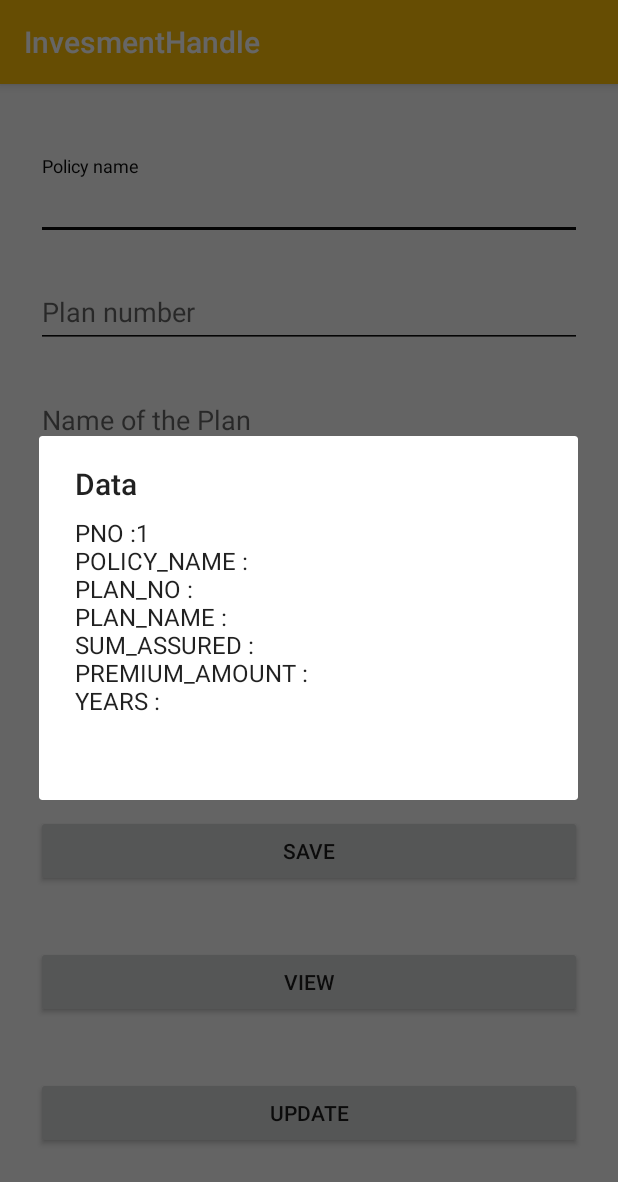
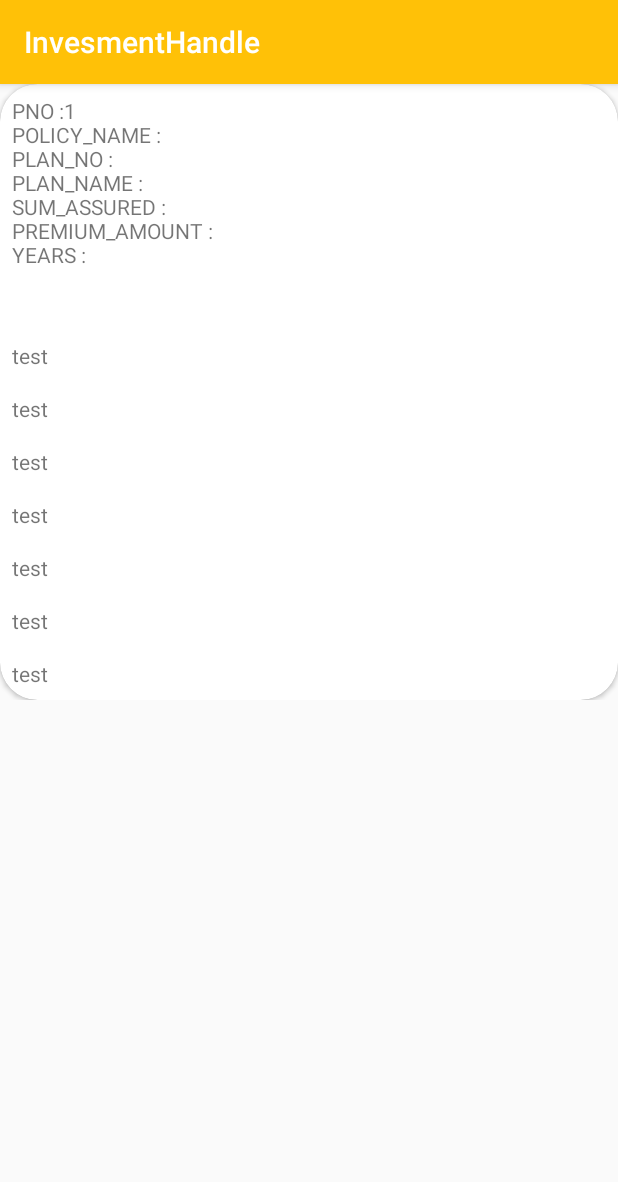
Before and after one commit to Hardik5382/first_project, an Android app: the policyActivity screen opened directly, with no data from a screen before it, after a tap on "VIEW", on a phone screen of 412 x 824 dp. Shown: the top 1182 px of the screen. Run offline under Robolectric (Android 15) with nearby library versions, the phone set to English and light mode, and no system bars.

Commit message:
added policy list view

```diff
--- /dev/null
+++ b/app/src/main/java/hardik/invesmenthandle/com/SavedPolicyList.java
@@ -0,0 +1,79 @@
+package hardik.invesmenthandle.com;
+
+import android.database.Cursor;
+import android.support.v7.app.AlertDialog;
+import android.support.v7.app.AppCompatActivity;
+import android.os.Bundle;
+import android.support.v7.widget.LinearLayoutManager;
+import android.support.v7.widget.RecyclerView;
+import android.view.LayoutInflater;
+
+import java.util.ArrayList;
+import java.util.List;
+
+import hardik.invesmenthandle.com.adapters.adapter;
+import hardik.invesmenthandle.com.modal.PolicyAcivity;
+import hardik.invesmenthandle.com.policy.sqlite.helper.DatabaseHelper;
+
+public class SavedPolicyList extends AppCompatActivity {
+    private DatabaseHelper myDB;
+
+    private RecyclerView recyclerView;
+    private List<PolicyAcivity> policyAcivities;
+    @Override
+    protected void onCreate(Bundle savedInstanceState) {
+        super.onCreate(savedInstanceState);
+        setContentView(R.layout.activity_saved_policy_list);
+
+        policyAcivities = new ArrayList<>();
+
+
+
+
+        recyclerView = findViewById(R.id.policy_list);
+        recyclerView.setLayoutManager(new LinearLayoutManager(this));
+
+//        previous code
+        myDB = new DatabaseHelper(this);
+
+        Cursor result = myDB.getAllData();
+        if (result.getCount() == 0 ){
+            //show message
+            showMessage("ERROR","NO DATA FOUND");
+            return;
+        }else {
+
+            StringBuilder buffer = new StringBuilder();
+            while (result.moveToNext()) {
+                StringBuilder test = buffer.append("PNO :").append(result.getString(0)).append("\n");
+                buffer.append("POLICY_NAME :").append(result.getString(1)).append("\n");
+                buffer.append("PLAN_NO :").append(result.getString(2)).append("\n");
+                buffer.append("PLAN_NAME :").append(result.getString(3)).append("\n");
+                buffer.append("SUM_ASSURED :").append(result.getString(4)).append("\n");
+                buffer.append("PREMIUM_AMOUNT :").append(result.getString(5)).append("\n");
+                buffer.append("YEARS :").append(result.getString(6)).append("\n\n");
+
+                PolicyAcivity policyAcivity = new PolicyAcivity(String.valueOf(test),"2","asdfasd","12312","12312");
+                policyAcivities.add(policyAcivity);
+            }
+            RecyclerView.Adapter adapter = new adapter(policyAcivities);
+            recyclerView.setAdapter(adapter);
+            //show all
+//            showMessage("Data", buffer.toString());
+            return;
+        }
+
+
+
+
+    }
+
+    public void  showMessage(String title,String Message) {
+        AlertDialog.Builder builder = new AlertDialog.Builder(this);
+        builder.setCancelable(true);
+        builder.setTitle(title);
+        builder.setMessage(Message);
+        builder.show();
+
+    }
+}
--- /dev/null
+++ b/app/src/main/java/hardik/invesmenthandle/com/adapters/adapter.java
@@ -0,0 +1,62 @@
+package hardik.invesmenthandle.com.adapters;
+
+import android.support.v7.widget.AppCompatTextView;
+import android.support.v7.widget.RecyclerView;
+import android.util.Log;
+import android.view.LayoutInflater;
+import android.view.View;
+import android.view.ViewGroup;
+import android.widget.TextView;
+
+import java.util.List;
+
+import hardik.invesmenthandle.com.R;
+import hardik.invesmenthandle.com.modal.PolicyAcivity;
+import hardik.invesmenthandle.com.modal.User;
+
+import static android.content.ContentValues.TAG;
+
+public class adapter extends RecyclerView.Adapter<adapter.UserViewHolder> {
+
+    private List<PolicyAcivity>  policyAcivities;
+
+    public adapter(List<PolicyAcivity> listUsers) {
+        this.policyAcivities = listUsers;
+    }
+
+    @Override
+    public UserViewHolder onCreateViewHolder(ViewGroup parent, int viewType) {
+        // inflating recycler item view
+        View itemView = LayoutInflater.from(parent.getContext())
+                .inflate(R.layout.card_policy_list, parent, false);
+
+        return new UserViewHolder(itemView);
+    }
+
+    @Override
+    public void onBindViewHolder(UserViewHolder holder, int position) {
+        PolicyAcivity policyAcivity = policyAcivities.get(position);
+        holder.textViewName.setText(policyAcivity.getpName());
+    }
+
+    @Override
+    public int getItemCount() {
+        return policyAcivities.size();
+    }
+
+
+    /**
+     * ViewHolder class
+     */
+    public class UserViewHolder extends RecyclerView.ViewHolder {
+
+        public TextView textViewName;
+
+        public UserViewHolder(View view) {
+            super(view);
+            textViewName = view.findViewById(R.id.policy_card_txt_1);
+        }
+    }
+
+
+}
--- /dev/null
+++ b/app/src/main/java/hardik/invesmenthandle/com/modal/PolicyAcivity.java
@@ -0,0 +1,60 @@
+package hardik.invesmenthandle.com.modal;
+
+public class PolicyAcivity {
+    private String pName;
+    private String planNumber;
+    private String planName;
+    private String primumAmount;
+    private String years;
+
+
+    public PolicyAcivity(String pName, String planNumber, String planName, String primumAmount, String years) {
+        this.pName = pName;
+        this.planNumber = planNumber;
+        this.planName = planName;
+        this.primumAmount = primumAmount;
+        this.years = years;
+    }
+
+    public String getpName() {
+        return pName;
+    }
+
+    public String getPlanNumber() {
+        return planNumber;
+    }
+
+    public String getPlanName() {
+        return planName;
+    }
+
+    public String getPrimumAmount() {
+        return primumAmount;
+    }
+
+    public String getYears() {
+        return years;
+    }
+
+//    setters
+
+    public void setpName(String pName) {
+        this.pName = pName;
+    }
+
+    public void setPlanNumber(String planNumber) {
+        this.planNumber = planNumber;
+    }
+
+    public void setPlanName(String planName) {
+        this.planName = planName;
+    }
+
+    public void setPrimumAmount(String primumAmount) {
+        this.primumAmount = primumAmount;
+    }
+
+    public void setYears(String years) {
+        this.years = years;
+    }
+}
--- a/app/src/main/java/hardik/invesmenthandle/com/policyActivity.java
+++ b/app/src/main/java/hardik/invesmenthandle/com/policyActivity.java
@@ -1,6 +1,8 @@
 
 package hardik.invesmenthandle.com;
 
+import android.content.Context;
+import android.content.Intent;
 import android.database.Cursor;
 import android.os.Bundle;
 import android.support.v7.app.AlertDialog;
@@ -18,6 +20,8 @@ public class policyActivity extends AppCompatActivity {
     Button btnsave;
     Button btnview;
     Button btnUpdate;
+    private Context context;
+
     @Override
     protected void onCreate(Bundle savedInstanceState) {
         super.onCreate(savedInstanceState);
@@ -35,6 +39,8 @@ public class policyActivity extends AppCompatActivity {
         btnUpdate = findViewById(R.id.Update);
         btnsave();
         btnview();
+
+        context = this;
     }
 
     private void btnsave() {
@@ -62,25 +68,9 @@ public class policyActivity extends AppCompatActivity {
         btnview.setOnClickListener(new View.OnClickListener() {
             @Override
             public void onClick(View v) {
-                Cursor result = myDB.getAllData();
-                if (result.getCount() == 0 ){
-                    //show message
-                    showMessage("ERROR","NO DATA FOUND");
-                    return;
-                }
-                StringBuilder buffer = new StringBuilder();
-                while (result.moveToNext()){
-                    buffer.append("PNO :").append(result.getString(0)).append("\n");
-                    buffer.append("POLICY_NAME :").append(result.getString(1)).append("\n");
-                    buffer.append("PLAN_NO :").append(result.getString(2)).append("\n");
-                    buffer.append("PLAN_NAME :").append(result.getString(3)).append("\n");
-                    buffer.append("SUM_ASSURED :").append(result.getString(4)).append("\n");
-                    buffer.append("PREMIUM_AMOUNT :").append(result.getString(5)).append("\n");
-                    buffer.append("YEARS :").append(result.getString(6)).append("\n\n");
 
-                }
-                //show all
-                showMessage("Data",buffer.toString());
+                Intent i = new Intent(context,SavedPolicyList.class);
+                context.startActivity(i);
             }
         });
     }
--- a/app/src/main/res/layout/activity_login.xml
+++ b/app/src/main/res/layout/activity_login.xml
@@ -35,6 +35,7 @@
                 android:hint="@string/hint_email"
                 android:inputType="text"
                 android:maxLines="1"
+                android:text="k@g.com"
                 android:textColor="@android:color/white" />
         </android.support.design.widget.TextInputLayout>
 
@@ -51,6 +52,7 @@
                 android:hint="@string/hint_password"
                 android:inputType="textPassword"
                 android:maxLines="1"
+                android:text="1"
                 android:textColor="@android:color/white" />
         </android.support.design.widget.TextInputLayout>
 
--- /dev/null
+++ b/app/src/main/res/layout/activity_saved_policy_list.xml
@@ -0,0 +1,13 @@
+<?xml version="1.0" encoding="utf-8"?>
+<android.support.constraint.ConstraintLayout xmlns:android="http://schemas.android.com/apk/res/android"
+    xmlns:app="http://schemas.android.com/apk/res-auto"
+    xmlns:tools="http://schemas.android.com/tools"
+    android:layout_width="match_parent"
+    android:layout_height="match_parent"
+    tools:context=".SavedPolicyList">
+
+    <android.support.v7.widget.RecyclerView
+        android:id="@+id/policy_list"
+        android:layout_width="match_parent"
+        android:layout_height="match_parent"/>
+</android.support.constraint.ConstraintLayout>
--- /dev/null
+++ b/app/src/main/res/layout/card_policy_list.xml
@@ -0,0 +1,67 @@
+<?xml version="1.0" encoding="utf-8"?>
+<LinearLayout xmlns:android="http://schemas.android.com/apk/res/android"
+    android:layout_width="match_parent"
+    android:layout_height="wrap_content"
+    xmlns:app="http://schemas.android.com/apk/res-auto">
+
+    <android.support.design.card.MaterialCardView
+        android:padding="16dp"
+        app:cardCornerRadius="25dp"
+        android:layout_width="match_parent"
+        android:layout_height="wrap_content">
+        <LinearLayout
+            android:orientation="vertical"
+            android:layout_width="match_parent"
+            android:layout_height="wrap_content">
+        <TextView
+            android:padding="8dp"
+            android:id="@+id/policy_card_txt_1"
+            android:layout_width="match_parent"
+            android:layout_height="wrap_content"
+            android:text="test"/>
+        <TextView
+            android:padding="8dp"
+            android:id="@+id/policy_card_txt_2"
+            android:layout_width="match_parent"
+            android:layout_height="wrap_content"
+            android:text="test"/>
+        <TextView
+            android:padding="8dp"
+            android:id="@+id/policy_card_txt_3"
+            android:layout_width="match_parent"
+            android:layout_height="wrap_content"
+            android:text="test"/>
+        <TextView
+            android:padding="8dp"
+            android:id="@+id/policy_card_txt_4"
+            android:layout_width="match_parent"
+            android:layout_height="wrap_content"
+            android:text="test"/>
+        <TextView
+            android:padding="8dp"
+            android:id="@+id/policy_card_txt_5"
+            android:layout_width="match_parent"
+            android:layout_height="wrap_content"
+            android:text="test"/>
+        <TextView
+            android:padding="8dp"
+            android:id="@+id/policy_card_txt_6"
+            android:layout_width="match_parent"
+            android:layout_height="wrap_content"
+            android:text="test"/>
+        <TextView
+            android:padding="8dp"
+            android:id="@+id/policy_card_txt_7"
+            android:layout_width="match_parent"
+            android:layout_height="wrap_content"
+            android:text="test"/>
+        <TextView
+            android:padding="8dp"
+            android:id="@+id/policy_card_txt_8"
+            android:layout_width="match_parent"
+            android:layout_height="wrap_content"
+            android:text="test"/>
+        </LinearLayout>
+    </android.support.design.card.MaterialCardView>
+
+</LinearLayout>
```
Also changed, not shown: app/src/main/AndroidManifest.xml (+15 -14 lines), app/src/main/java/hardik/invesmenthandle/com/adapters/SavedPolicyListAdapter.java (added, +48 -0 lines).
